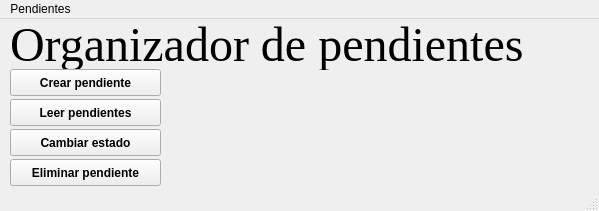
This is proyectoSolitario/mainwindow.ui in dereck-anti-EPN/Proyecto-Programacion as Qt 5 draws it before an edit. The edited form follows.
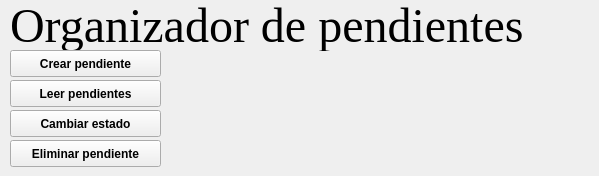
This is the edited form.

```diff
--- a/proyectoSolitario/mainwindow.ui
+++ b/proyectoSolitario/mainwindow.ui
@@ -7,7 +7,7 @@
     <x>0</x>
     <y>0</y>
     <width>599</width>
-    <height>211</height>
+    <height>176</height>
    </rect>
   </property>
   <property name="windowTitle">
@@ -118,23 +118,6 @@
     </property>
    </widget>
   </widget>
-  <widget class="QMenuBar" name="menubar">
-   <property name="geometry">
-    <rect>
-     <x>0</x>
-     <y>0</y>
-     <width>599</width>
-     <height>17</height>
-    </rect>
-   </property>
-   <widget class="QMenu" name="menuCaja_Registradora">
-    <property name="title">
-     <string>Pendientes</string>
-    </property>
-   </widget>
-   <addaction name="menuCaja_Registradora"/>
-  </widget>
-  <widget class="QStatusBar" name="statusbar"/>
  </widget>
  <resources/>
  <connections/>
```
Left out of the diff: 10 changed lines with no effect on the pictures.
